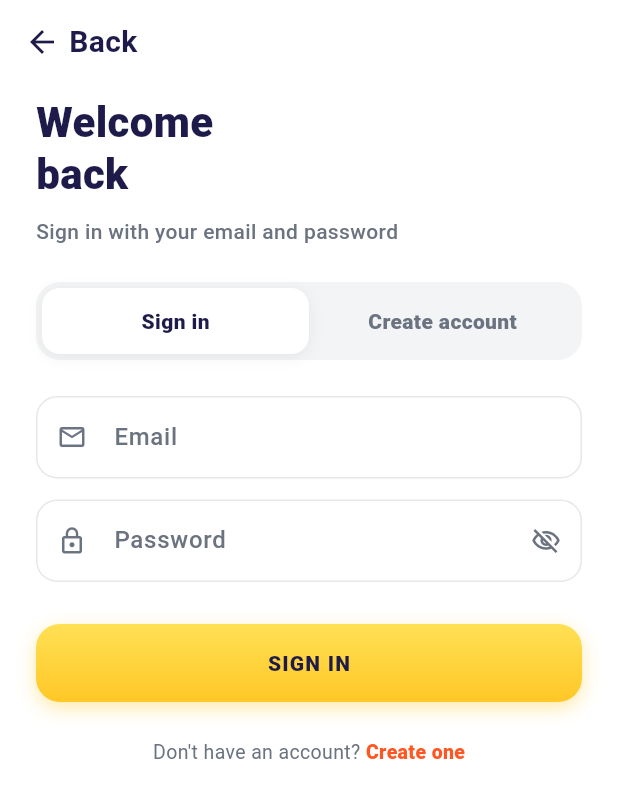
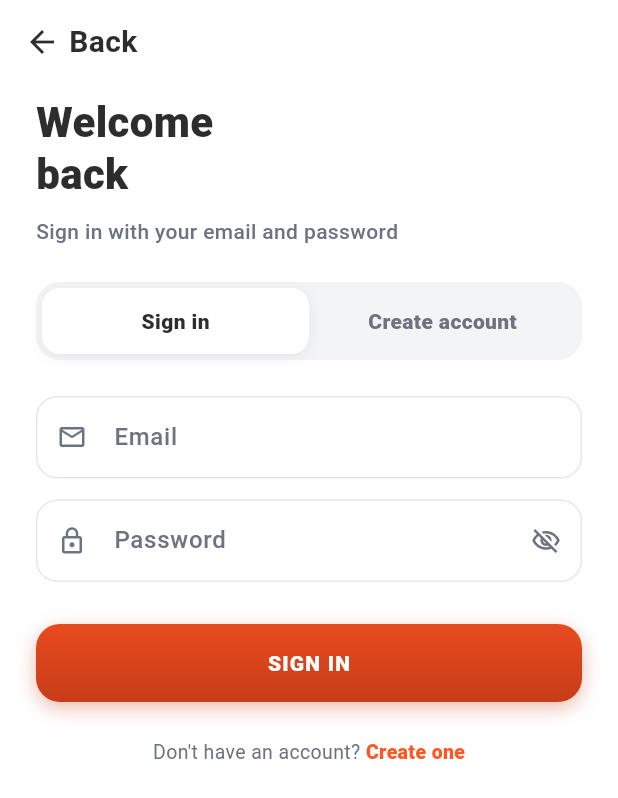
Before and after one commit to zaheerabbasdev/HungerPoint, a Flutter app: the EmailAuthScreen screen opened directly, on a phone screen of 412 x 824 dp. Shown: the top 798 px of the screen. Run offline on Flutter 3.47's test engine with Material 3 defaults, Android fonts, the phone set to English and light mode, and no system bars; our stand-ins replace flutter_map, geolocator, image_picker, latlong2, shared_preferences, socket_io_client; accounts and stored records are empty; network calls fail.

Commit message:
change the color of the project

```diff
--- a/hpcustomer/lib/constants/app_colors.dart
+++ b/hpcustomer/lib/constants/app_colors.dart
@@ -1,13 +1,20 @@
 import 'package:flutter/material.dart';
 
+/// HungerPoint brand palette — derived from the app icon:
+///   • Background:  #E84A1F  (warm orange-red)
+///   • Foreground:  #FFFFFF  (white)
+///   • Accent/Dark: #2D2D2D  (charcoal knife)
 class AppColors {
-  static const Color primaryYellow = Color(0xFFFFC107);
-  static const Color primaryOrange = Color(0xFFFF5722);
-  static const Color accentOrange = Color(0xFFFF5722);
-  static const Color darkNavy = Color(0xFF1E1B4B);
-  static const Color textNavy = Color(0xFF1E1B4B);
-  static const Color bgGrey = Color(0xFFF9FAFB);
-  static const Color background = Color(0xFFF9FAFB);
-  static const Color cardBorder = Color(0xFFF3F4F6);
-  static const Color textMuted = Color(0xFF6B7280);
+  static const Color primaryYellow  = Color(0xFFE84A1F); // icon orange-red (replaces old yellow)
+  static const Color primaryOrange  = Color(0xFFE84A1F); // same brand red-orange
+  static const Color accentOrange   = Color(0xFFC73D18); // darker shade for pressed/hover
+  static const Color darkNavy       = Color(0xFF2D2D2D); // charcoal (replaces old navy)
+  static const Color textNavy       = Color(0xFF2D2D2D); // charcoal body text
+  static const Color bgGrey         = Color(0xFFF9FAFB); // light background
+  static const Color background     = Color(0xFFF9FAFB); // scaffold background
+  static const Color cardBorder     = Color(0xFFF3F4F6); // subtle card borders
+  static const Color textMuted      = Color(0xFF6B7280); // secondary text
+
+  static const Color success        = Color(0xFF2E7D32);
+  static const Color danger         = Color(0xFFEF4444);
 }
--- a/hpcustomer/lib/screens/email_auth_screen.dart
+++ b/hpcustomer/lib/screens/email_auth_screen.dart
@@ -1,11 +1,12 @@
 import 'package:flutter/material.dart';
+import '../constants/app_colors.dart';
 import '../services/api_service.dart';
 import '../services/profile_service.dart';
 import '../services/favorites_service.dart';
 import 'main_navigation_screen.dart';
 
-const _navy = Color(0xFF1E1B4B);
-const _muted = Color(0xFF6B7280);
+const _navy = AppColors.darkNavy;
+const _muted = AppColors.textMuted;
 const _fieldBorder = Color(0xFFE5E7EB);
 
 class EmailAuthScreen extends StatefulWidget {
@@ -321,12 +322,12 @@ class _EmailAuthScreenState extends State<EmailAuthScreen> {
                   height: 52,
                   decoration: BoxDecoration(
                     gradient: const LinearGradient(
-                      colors: [Color(0xFFFFE054), Color(0xFFFFC727)],
+                      colors: [AppColors.primaryYellow, AppColors.accentOrange],
                       begin: Alignment.topCenter,
                       end: Alignment.bottomCenter,
                     ),
                     borderRadius: BorderRadius.circular(16),
-                    boxShadow: [BoxShadow(color: const Color(0xFFFFC107).withValues(alpha: 0.35), blurRadius: 10, offset: const Offset(0, 4))],
+                    boxShadow: [BoxShadow(color: AppColors.accentOrange.withValues(alpha: 0.35), blurRadius: 10, offset: const Offset(0, 4))],
                   ),
                   child: ElevatedButton(
                     onPressed: _isLoading ? null : _submit,
@@ -339,11 +340,11 @@ class _EmailAuthScreenState extends State<EmailAuthScreen> {
                         ? const SizedBox(
                             width: 22,
                             height: 22,
-                            child: CircularProgressIndicator(strokeWidth: 2.5, valueColor: AlwaysStoppedAnimation<Color>(_navy)),
+                            child: CircularProgressIndicator(strokeWidth: 2.5, valueColor: AlwaysStoppedAnimation<Color>(Colors.white)),
                           )
                         : Text(
                             _isRegister ? 'CREATE ACCOUNT' : 'SIGN IN',
-                            style: const TextStyle(color: _navy, fontSize: 14, fontWeight: FontWeight.w900, letterSpacing: 0.8),
+                            style: const TextStyle(color: Colors.white, fontSize: 14, fontWeight: FontWeight.w900, letterSpacing: 0.8),
                           ),
                   ),
                 ),
--- a/hpcustomer/lib/screens/welcome_screen.dart
+++ b/hpcustomer/lib/screens/welcome_screen.dart
@@ -88,11 +88,11 @@ class WelcomeScreen extends StatelessWidget {
                       MaterialPageRoute(builder: (_) => const EmailAuthScreen()),
                     );
                   },
-                  icon: const Icon(Icons.mail_outline, color: AppColors.darkNavy, size: 20),
+                  icon: const Icon(Icons.mail_outline, color: Colors.white, size: 20),
                   label: const Text(
                     'SIGN IN WITH EMAIL',
                     style: TextStyle(
-                      color: AppColors.darkNavy,
+                      color: Colors.white,
                       fontSize: 14,
                       fontWeight: FontWeight.w900,
                     ),
--- a/hpcustomer/lib/widgets/side_profile_drawer.dart
+++ b/hpcustomer/lib/widgets/side_profile_drawer.dart
@@ -296,11 +296,11 @@ class SideProfileDrawer extends StatelessWidget {
                 child: Container(
                   padding: const EdgeInsets.symmetric(horizontal: 14, vertical: 13),
                   decoration: BoxDecoration(
-                    gradient: const LinearGradient(colors: [AppColors.primaryYellow, Colors.orange]),
+                    gradient: const LinearGradient(colors: [AppColors.primaryYellow, AppColors.accentOrange]),
                     borderRadius: BorderRadius.circular(16),
                     boxShadow: [
                       BoxShadow(
-                        color: Colors.orange.withValues(alpha: 0.25),
+                        color: AppColors.accentOrange.withValues(alpha: 0.25),
                         blurRadius: 10,
                         offset: const Offset(0, 3),
                       ),
--- a/hprider/lib/constants/app_colors.dart
+++ b/hprider/lib/constants/app_colors.dart
@@ -1,20 +1,22 @@
 import 'package:flutter/material.dart';
 
-/// Shared color palette for the HungerPoint Rider app — mirrors hpcustomer's
-/// light theme so both apps feel like the same product.
+/// HungerPoint brand palette — derived from the app icon:
+///   • Background:  #E84A1F  (warm orange-red)
+///   • Foreground:  #FFFFFF  (white)
+///   • Accent/Dark: #2D2D2D  (charcoal knife)
 class AppColors {
   AppColors._();
 
-  static const Color amber = Color(0xFFFFC107);
-  static const Color orange = Color(0xFFFF5722);
-  static const Color background = Color(0xFFF9FAFB);
-  static const Color surface = Color(0xFFFFFFFF);
-  static const Color surfaceBorder = Color(0xFFF3F4F6);
-  static const Color appBar = Color(0xFFFFFFFF);
+  static const Color amber         = Color(0xFFE84A1F); // icon orange-red (brand primary)
+  static const Color orange        = Color(0xFFC73D18); // darker pressed/hover variant
+  static const Color background    = Color(0xFFF9FAFB); // light scaffold
+  static const Color surface       = Color(0xFFFFFFFF); // card surface
+  static const Color surfaceBorder = Color(0xFFF3F4F6); // card borders
+  static const Color appBar        = Color(0xFFFFFFFF); // top bar
 
-  static const Color textPrimary = Color(0xFF1E1B4B);
-  static const Color textMuted = Color(0xFF6B7280);
+  static const Color textPrimary   = Color(0xFF2D2D2D); // charcoal (replaces old navy)
+  static const Color textMuted     = Color(0xFF6B7280); // secondary/hint text
 
-  static const Color success = Color(0xFF2E7D32);
-  static const Color danger = Color(0xFFEF4444);
+  static const Color success       = Color(0xFF2E7D32);
+  static const Color danger        = Color(0xFFEF4444);
 }
--- a/hprider/lib/screens/login_screen.dart
+++ b/hprider/lib/screens/login_screen.dart
@@ -147,8 +147,8 @@ class _LoginScreenState extends State<LoginScreen> {
                       elevation: 8,
                     ),
                     child: _isLoading
-                        ? const SizedBox(width: 24, height: 24, child: CircularProgressIndicator(color: Colors.black, strokeWidth: 2.5))
-                        : const Text('Login to Dashboard', style: TextStyle(color: Colors.black, fontSize: 15, fontWeight: FontWeight.bold)),
+                        ? const SizedBox(width: 24, height: 24, child: CircularProgressIndicator(color: Colors.white, strokeWidth: 2.5))
+                        : const Text('Login to Dashboard', style: TextStyle(color: Colors.white, fontSize: 15, fontWeight: FontWeight.bold)),
                   ),
                 ),
                 const SizedBox(height: 16),
--- a/hprider/lib/screens/splash_screen.dart
+++ b/hprider/lib/screens/splash_screen.dart
@@ -66,7 +66,7 @@ class _SplashScreenState extends State<SplashScreen> {
               style: TextStyle(
                 fontSize: 22,
                 fontWeight: FontWeight.w900,
-                color: Color(0xFF1E1B4B),
+                color: AppColors.textPrimary,
               ),
             ),
             const SizedBox(height: 6),
@@ -75,7 +75,7 @@ class _SplashScreenState extends State<SplashScreen> {
               style: TextStyle(
                 fontSize: 13,
                 fontWeight: FontWeight.w600,
-                color: Color(0xFFFF5722),
+                color: AppColors.orange,
               ),
             ),
             const SizedBox(height: 32),
--- a/hpwaiter/lib/constants/app_colors.dart
+++ b/hpwaiter/lib/constants/app_colors.dart
@@ -1,16 +1,20 @@
 import 'package:flutter/material.dart';
 
+/// HungerPoint brand palette — derived from the app icon:
+///   • Background:  #E84A1F  (warm orange-red)
+///   • Foreground:  #FFFFFF  (white)
+///   • Accent/Dark: #2D2D2D  (charcoal knife)
 class AppColors {
-  static const Color primaryYellow = Color(0xFFFFC107);
-  static const Color primaryOrange = Color(0xFFFF5722);
-  static const Color accentOrange = Color(0xFFFF5722);
-  static const Color darkNavy = Color(0xFF1E1B4B);
-  static const Color textNavy = Color(0xFF1E1B4B);
-  static const Color bgGrey = Color(0xFFF9FAFB);
-  static const Color background = Color(0xFFF9FAFB);
-  static const Color cardBorder = Color(0xFFF3F4F6);
-  static const Color textMuted = Color(0xFF6B7280);
+  static const Color primaryYellow  = Color(0xFFE84A1F); // icon orange-red (brand primary)
+  static const Color primaryOrange  = Color(0xFFE84A1F); // same brand red-orange
+  static const Color accentOrange   = Color(0xFFC73D18); // darker pressed/hover variant
+  static const Color darkNavy       = Color(0xFF2D2D2D); // charcoal (replaces old navy)
+  static const Color textNavy       = Color(0xFF2D2D2D); // charcoal body text
+  static const Color bgGrey         = Color(0xFFF9FAFB); // light scaffold
+  static const Color background     = Color(0xFFF9FAFB); // scaffold background
+  static const Color cardBorder     = Color(0xFFF3F4F6); // card borders
+  static const Color textMuted      = Color(0xFF6B7280); // secondary text
 
-  static const Color success = Color(0xFF2E7D32);
-  static const Color danger = Color(0xFFEF4444);
+  static const Color success        = Color(0xFF2E7D32);
+  static const Color danger         = Color(0xFFEF4444);
 }
--- a/hpwaiter/lib/screens/login_screen.dart
+++ b/hpwaiter/lib/screens/login_screen.dart
@@ -149,8 +149,8 @@ class _LoginScreenState extends State<LoginScreen> {
                       elevation: 0,
                     ),
                     child: _isLoading
-                        ? const SizedBox(width: 24, height: 24, child: CircularProgressIndicator(color: AppColors.darkNavy, strokeWidth: 2.5))
-                        : const Text('Login to Floor', style: TextStyle(color: AppColors.darkNavy, fontSize: 15, fontWeight: FontWeight.bold)),
+                        ? const SizedBox(width: 24, height: 24, child: CircularProgressIndicator(color: Colors.white, strokeWidth: 2.5))
+                        : const Text('Login to Floor', style: TextStyle(color: Colors.white, fontSize: 15, fontWeight: FontWeight.bold)),
                   ),
                 ),
                 const SizedBox(height: 16),
--- a/hpwaiter/lib/screens/splash_screen.dart
+++ b/hpwaiter/lib/screens/splash_screen.dart
@@ -68,7 +68,7 @@ class _SplashScreenState extends State<SplashScreen> {
             const SizedBox(height: 6),
             const Text(
               'Table Service & Floor Portal',
-              style: TextStyle(fontSize: 13, fontWeight: FontWeight.w600, color: Color(0xFFFF5722)),
+              style: TextStyle(fontSize: 13, fontWeight: FontWeight.w600, color: AppColors.primaryOrange),
             ),
             const SizedBox(height: 32),
             const CircularProgressIndicator(color: AppColors.primaryYellow),
```
Also changed, not shown: hpcustomer/lib/screens/splash_screen.dart (+4 -3 lines), 1 other file.
